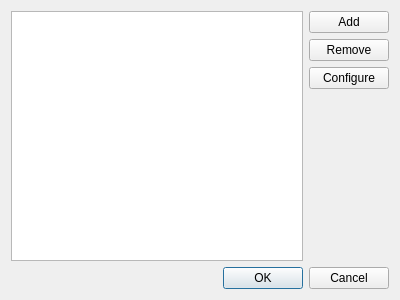
Before: the Qt Designer form src/plugins/plugindialog.ui in FrenchDilettante/dbmaster, drawn with Qt 5.
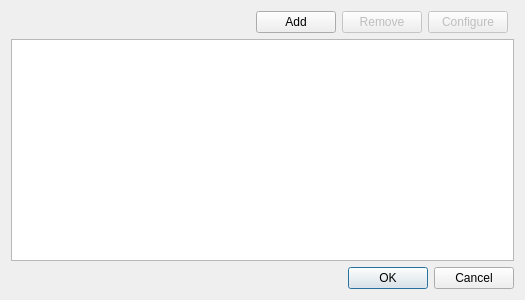
After: the same form once the commit is applied. Icons and pictures are not drawn.

Commit message: Affichage horizontal

```diff
--- a/src/plugins/plugindialog.ui
+++ b/src/plugins/plugindialog.ui
@@ -6,7 +6,7 @@
    <rect>
     <x>0</x>
     <y>0</y>
-    <width>400</width>
+    <width>525</width>
     <height>300</height>
    </rect>
   </property>
@@ -14,14 +14,53 @@
    <string>Plugin center</string>
   </property>
   <layout class="QGridLayout" name="gridLayout">
-   <item row="0" column="0" rowspan="4">
-    <widget class="QTreeView" name="pluginTree">
-     <attribute name="headerVisible">
+   <item row="1" column="0" rowspan="4" colspan="6">
+    <widget class="QTreeView" name="pluginTree"/>
+   </item>
+   <item row="0" column="3">
+    <widget class="QPushButton" name="removeButton">
+     <property name="enabled">
       <bool>false</bool>
-     </attribute>
+     </property>
+     <property name="text">
+      <string>Remove</string>
+     </property>
+    </widget>
+   </item>
+   <item row="0" column="4">
+    <widget class="QPushButton" name="configButton">
+     <property name="enabled">
+      <bool>false</bool>
+     </property>
+     <property name="text">
+      <string>Configure</string>
+     </property>
+    </widget>
+   </item>
+   <item row="5" column="0" colspan="6">
+    <widget class="QDialogButtonBox" name="buttonBox">
+     <property name="orientation">
+      <enum>Qt::Horizontal</enum>
+     </property>
+     <property name="standardButtons">
+      <set>QDialogButtonBox::Cancel|QDialogButtonBox::Ok</set>
+     </property>
     </widget>
    </item>
    <item row="0" column="1">
+    <spacer name="horizontalSpacer">
+     <property name="orientation">
+      <enum>Qt::Horizontal</enum>
+     </property>
+     <property name="sizeHint" stdset="0">
+      <size>
+       <width>40</width>
+       <height>20</height>
+      </size>
+     </property>
+    </spacer>
+   </item>
+   <item row="0" column="2">
     <widget class="QPushButton" name="addButton">
      <property name="text">
       <string>Add</string>
@@ -38,43 +77,6 @@
      </property>
     </widget>
    </item>
-   <item row="1" column="1">
-    <widget class="QPushButton" name="removeButton">
-     <property name="text">
-      <string>Remove</string>
-     </property>
-    </widget>
-   </item>
-   <item row="2" column="1">
-    <widget class="QPushButton" name="configButton">
-     <property name="text">
-      <string>Configure</string>
-     </property>
-    </widget>
-   </item>
-   <item row="3" column="1">
-    <spacer name="verticalSpacer">
-     <property name="orientation">
-      <enum>Qt::Vertical</enum>
-     </property>
-     <property name="sizeHint" stdset="0">
-      <size>
-       <width>20</width>
-       <height>147</height>
-      </size>
-     </property>
-    </spacer>
-   </item>
-   <item row="4" column="0" colspan="2">
-    <widget class="QDialogButtonBox" name="buttonBox">
-     <property name="orientation">
-      <enum>Qt::Horizontal</enum>
-     </property>
-     <property name="standardButtons">
-      <set>QDialogButtonBox::Cancel|QDialogButtonBox::Ok</set>
-     </property>
-    </widget>
-   </item>
   </layout>
  </widget>
  <resources/>
```
The commit also changes 1 other file.
